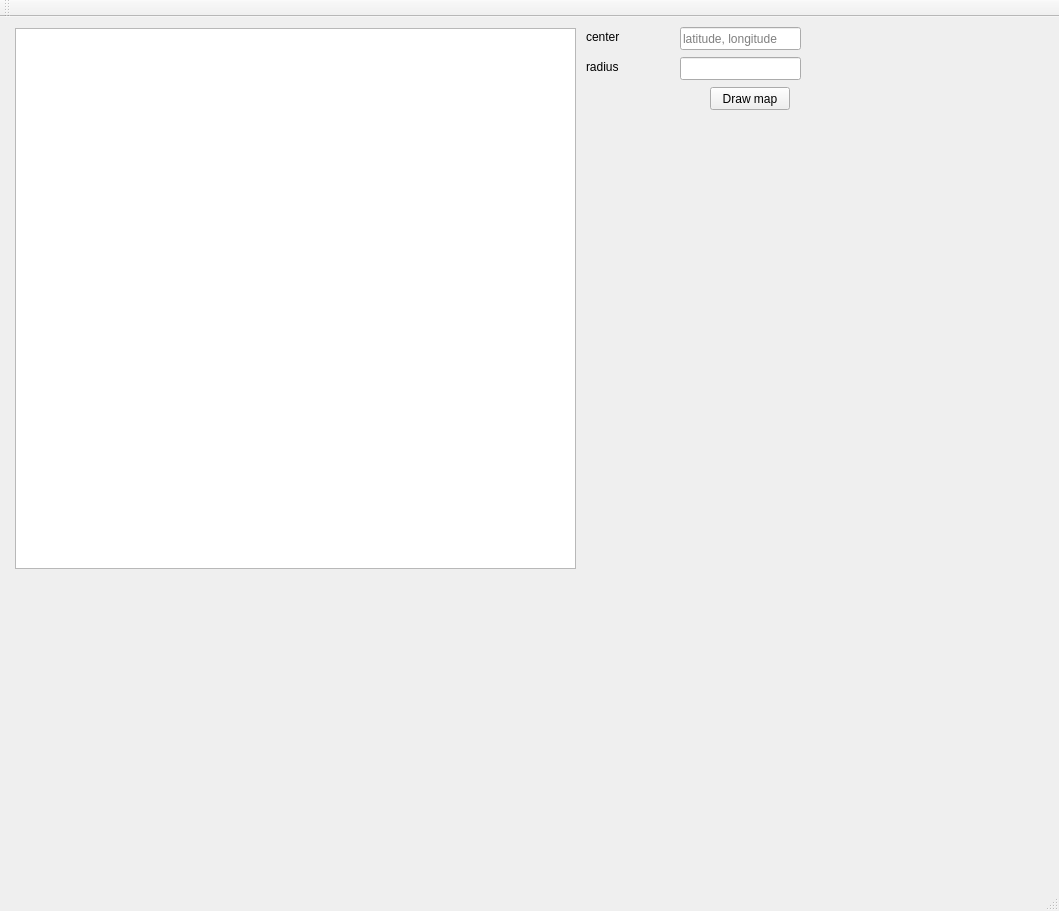
pali08/zanikle_obce_cz, file gui_map_drawer.ui: the form before one commit.
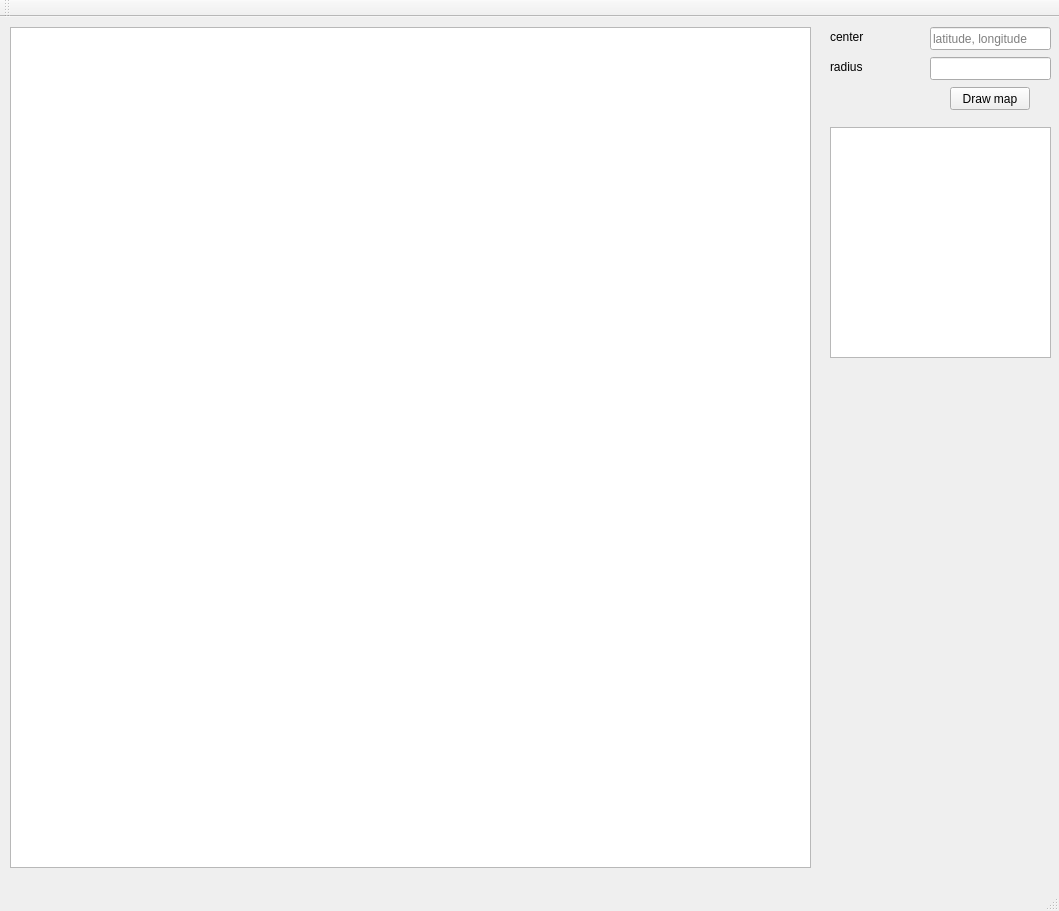
The form after the commit.

Commit message: getting webpage into layout. looks like it is working

The edit to the form file:
```diff
--- a/gui_map_drawer.ui
+++ b/gui_map_drawer.ui
@@ -23,10 +23,13 @@
    <string>Map drawer</string>
   </property>
   <widget class="QWidget" name="centralwidget">
+   <property name="autoFillBackground">
+    <bool>false</bool>
+   </property>
    <widget class="QLineEdit" name="lineEdit">
     <property name="geometry">
      <rect>
-      <x>680</x>
+      <x>930</x>
       <y>10</y>
       <width>121</width>
       <height>23</height>
@@ -39,7 +42,7 @@
    <widget class="QLineEdit" name="lineEdit_2">
     <property name="geometry">
      <rect>
-      <x>680</x>
+      <x>930</x>
       <y>40</y>
       <width>121</width>
       <height>23</height>
@@ -49,7 +52,7 @@
    <widget class="QLabel" name="label">
     <property name="geometry">
      <rect>
-      <x>586</x>
+      <x>830</x>
       <y>10</y>
       <width>91</width>
       <height>20</height>
@@ -62,7 +65,7 @@
    <widget class="QLabel" name="label_2">
     <property name="geometry">
      <rect>
-      <x>586</x>
+      <x>830</x>
       <y>40</y>
       <width>91</width>
       <height>20</height>
@@ -75,7 +78,7 @@
    <widget class="QPushButton" name="pushButton">
     <property name="geometry">
      <rect>
-      <x>710</x>
+      <x>950</x>
       <y>70</y>
       <width>80</width>
       <height>23</height>
@@ -88,10 +91,10 @@
    <widget class="QGraphicsView" name="graphicsViewMapCanvas">
     <property name="geometry">
      <rect>
-      <x>15</x>
-      <y>11</y>
-      <width>561</width>
-      <height>541</height>
+      <x>830</x>
+      <y>110</y>
+      <width>221</width>
+      <height>231</height>
      </rect>
     </property>
     <property name="sizePolicy">
@@ -101,6 +104,27 @@
      </sizepolicy>
     </property>
    </widget>
+   <widget class="QWidget" name="gridLayoutWidget">
+    <property name="geometry">
+     <rect>
+      <x>10</x>
+      <y>10</y>
+      <width>801</width>
+      <height>841</height>
+     </rect>
+    </property>
+    <layout class="QGridLayout" name="gridLayout">
+     <property name="sizeConstraint">
+      <enum>QLayout::SetMaximumSize</enum>
+     </property>
+     <property name="spacing">
+      <number>1</number>
+     </property>
+     <item row="0" column="0">
+      <widget class="QGraphicsView" name="graphicsView"/>
+     </item>
+    </layout>
+   </widget>
   </widget>
   <widget class="QMenuBar" name="menubar">
    <property name="geometry">
```
The commit also changes 3 other files.
